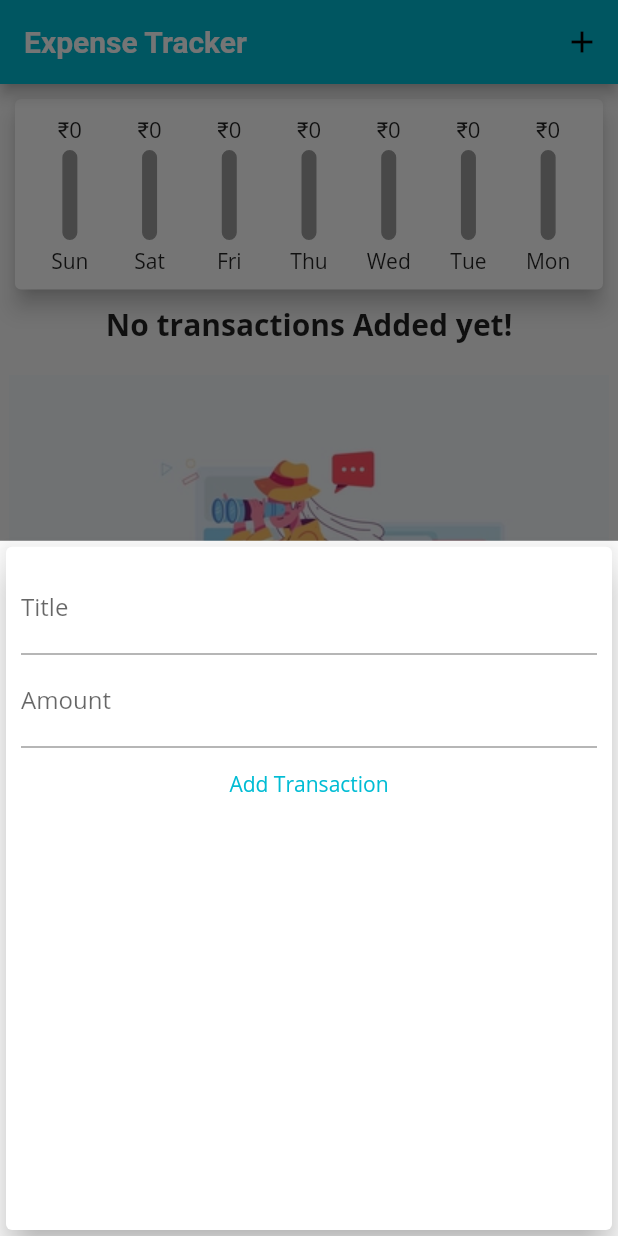
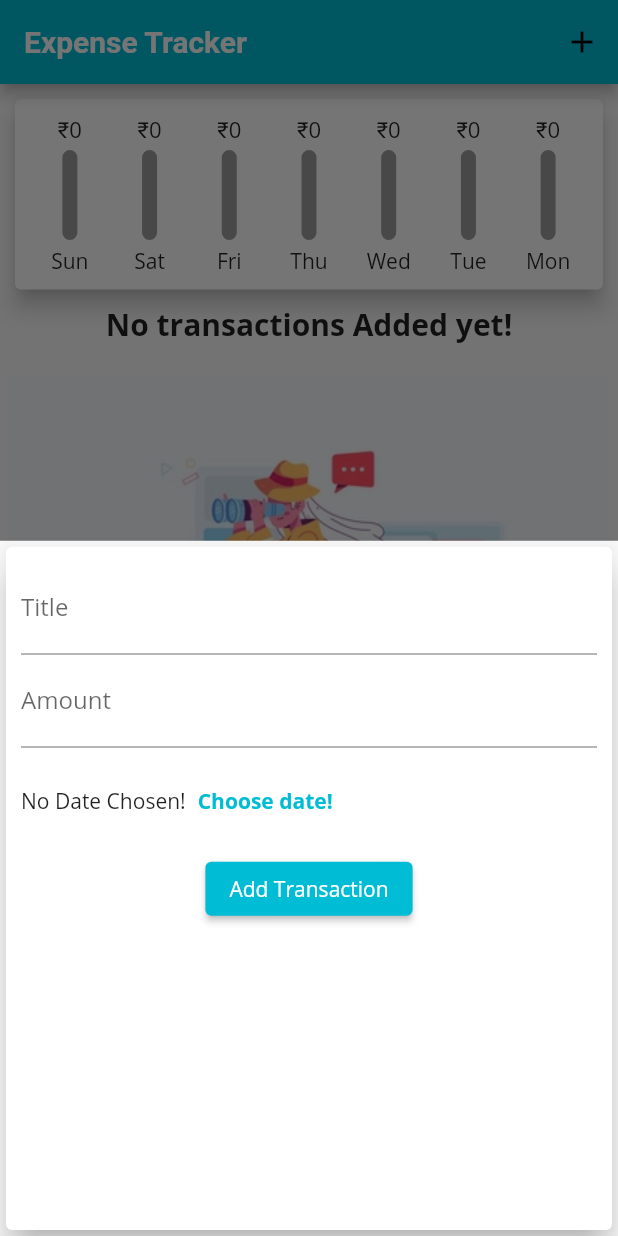
Before and after one commit to nishantnz/expense_tracker_Flutter, a Flutter app: the screen it shows after launch, after a tap on the "add" icon, on a phone screen of 412 x 824 dp. Run offline on Flutter 3.47's test engine with Material 2 defaults, Android fonts, the phone set to English and light mode, and no system bars.

Commit message:
added Datepicker in new transaction.dart file

```diff
--- a/lib/widgets/new_transaction.dart
+++ b/lib/widgets/new_transaction.dart
@@ -2,6 +2,7 @@ import 'package:flutter/material.dart';
 import 'package:flutter/services.dart';
 import 'package:flutter/src/widgets/container.dart';
 import 'package:flutter/src/widgets/framework.dart';
+import 'package:intl/intl.dart';
 
 class NewTransaction extends StatefulWidget {
   final Function newTransactionHandler;
@@ -15,6 +16,7 @@ class _NewTransactionState extends State<NewTransaction> {
   final titleController = TextEditingController();
 
   final amountController = TextEditingController();
+  DateTime? selectedDate;
 
   void submitData() {
     final enteredTitle = titleController.text;
@@ -26,6 +28,23 @@ class _NewTransactionState extends State<NewTransaction> {
         titleController.text, double.parse(amountController.text));
 //pops out the topmost screen/page that is displayed ...obviously when you submit the data
     Navigator.of(context).pop();
+  }
+
+  void presentDatePicker() {
+    showDatePicker(
+      context: context,
+      initialDate: DateTime.now(),
+      firstDate: DateTime(2022),
+      lastDate: DateTime.now(),
+    ).then((pickedDate) {
+      if (pickedDate == null) {
+        return;
+      } else {
+        setState(() {
+          selectedDate = pickedDate;
+        });
+      }
+    });
   }
 
   @override
@@ -46,12 +65,38 @@ class _NewTransactionState extends State<NewTransaction> {
             keyboardType: TextInputType.number,
             onSubmitted: (_) => submitData(),
           ),
-          TextButton(
-              onPressed: () {
-                submitData();
-                HapticFeedback.heavyImpact();
-              },
-              child: Text("Add Transaction"))
+          Container(
+            height: 70,
+            child: Expanded(
+              child: Row(
+                children: [
+                  Text(
+                    selectedDate == null
+                        ? "No Date Chosen!"
+                        : "Picked Date: ${DateFormat.yMEd().format(selectedDate!)}",
+                  ),
+                  TextButton(
+                    onPressed: () {
+                      presentDatePicker();
+                    },
+                    child: const Text(
+                      "Choose date!",
+                      style: TextStyle(fontWeight: FontWeight.bold),
+                    ),
+                  ),
+                ],
+              ),
+            ),
+          ),
+          ElevatedButton(
+            onPressed: () {
+              submitData();
+              HapticFeedback.heavyImpact();
+            },
+            child: Text("Add Transaction"),
+            style: ButtonStyle(
+                foregroundColor: MaterialStateProperty.all(Colors.white)),
+          ),
         ]),
       ),
     );
```
